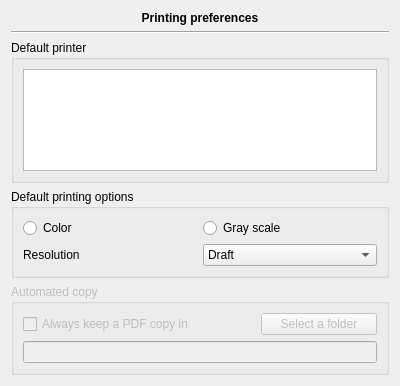
Old version of the form plugins/printerplugin/printerpreferences.ui in the repository FreeHealth/freehealth.
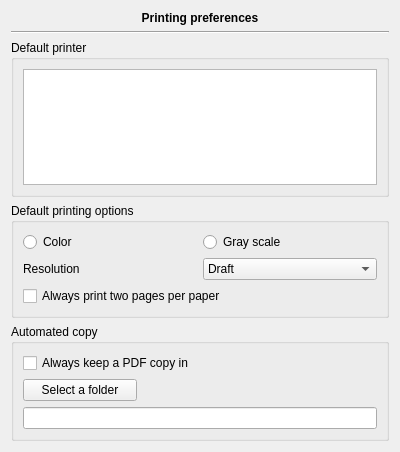
New version of the form.

Commit message: Printer: - new print dialog, PDF caching enabled, duplicatas printing can be changed - improving print preview dialog - new printing preferences : "Always 2 nup printing" - improvement of the user's documents previewer

The edit to the form file:
```diff
--- a/plugins/printerplugin/printerpreferences.ui
+++ b/plugins/printerplugin/printerpreferences.ui
@@ -7,7 +7,7 @@
     <x>0</x>
     <y>0</y>
     <width>400</width>
-    <height>386</height>
+    <height>452</height>
    </rect>
   </property>
   <property name="windowTitle">
@@ -114,42 +114,68 @@
         </property>
        </widget>
       </item>
+      <item row="2" column="0" colspan="2">
+       <widget class="QCheckBox" name="nupBox">
+        <property name="text">
+         <string>Always print two pages per paper</string>
+        </property>
+       </widget>
+      </item>
      </layout>
     </widget>
    </item>
    <item row="4" column="0">
     <widget class="QGroupBox" name="pdfGroupBox">
      <property name="enabled">
-      <bool>false</bool>
+      <bool>true</bool>
      </property>
      <property name="title">
       <string>Automated copy</string>
      </property>
      <layout class="QGridLayout" name="gridLayout_4">
-      <item row="0" column="0" rowspan="2" colspan="2">
+      <item row="0" column="0" rowspan="2" colspan="3">
        <widget class="QCheckBox" name="keepPdfBox">
+        <property name="enabled">
+         <bool>true</bool>
+        </property>
         <property name="text">
          <string>Always keep a PDF copy in</string>
         </property>
        </widget>
       </item>
-      <item row="0" column="2" rowspan="2">
+      <item row="3" column="0" colspan="3">
+       <widget class="QLineEdit" name="folderName">
+        <property name="enabled">
+         <bool>true</bool>
+        </property>
+       </widget>
+      </item>
+      <item row="2" column="0">
        <widget class="QPushButton" name="selectFolderButton">
+        <property name="enabled">
+         <bool>true</bool>
+        </property>
         <property name="text">
          <string>Select a folder</string>
         </property>
        </widget>
       </item>
-      <item row="2" column="0" colspan="3">
-       <widget class="QLineEdit" name="folderName">
-        <property name="enabled">
-         <bool>false</bool>
-        </property>
-       </widget>
-      </item>
      </layout>
     </widget>
    </item>
+   <item row="5" column="0">
+    <spacer name="verticalSpacer">
+     <property name="orientation">
+      <enum>Qt::Vertical</enum>
+     </property>
+     <property name="sizeHint" stdset="0">
+      <size>
+       <width>20</width>
+       <height>40</height>
+      </size>
+     </property>
+    </spacer>
+   </item>
   </layout>
  </widget>
  <resources/>
```
The commit also changes 10 other files.
